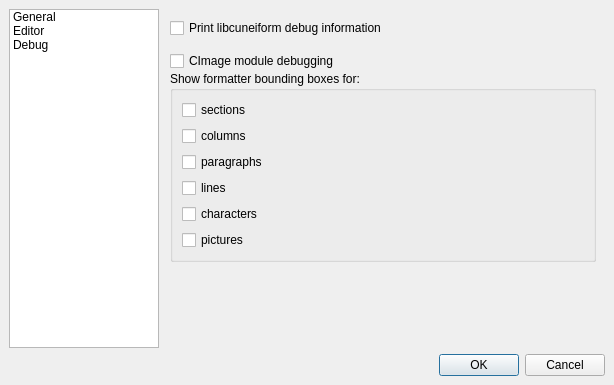
uliss/quneiform, file gui/dialogs/settings.ui: the form before one commit.
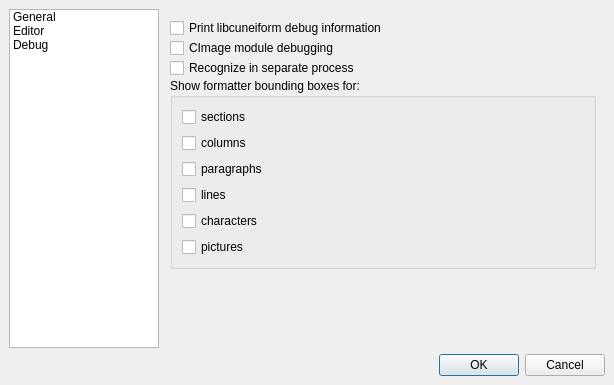
The form after the commit. Icons and pictures are not drawn. Custom widgets are drawn as their Qt base class.

Patch:
```diff
--- a/gui/dialogs/settings.ui
+++ b/gui/dialogs/settings.ui
@@ -203,22 +203,6 @@
              </property>
             </widget>
            </item>
-           <item>
-            <spacer name="verticalSpacer">
-             <property name="orientation">
-              <enum>Qt::Vertical</enum>
-             </property>
-             <property name="sizeType">
-              <enum>QSizePolicy::Fixed</enum>
-             </property>
-             <property name="sizeHint" stdset="0">
-              <size>
-               <width>20</width>
-               <height>13</height>
-              </size>
-             </property>
-            </spacer>
-           </item>
            <item>
             <widget class="QCheckBox" name="cimage_debug_">
              <property name="text">
@@ -226,6 +210,16 @@
              </property>
             </widget>
            </item>
+           <item>
+            <widget class="QCheckBox" name="processRecognition">
+             <property name="toolTip">
+              <string>Recognize in separate process, to avoid GUI crash if libcuneiform crashes. But this option makes debuggin more hard.</string>
+             </property>
+             <property name="text">
+              <string>Recognize in separate process</string>
+             </property>
+            </widget>
+           </item>
            <item>
             <widget class="QGroupBox" name="groupBox">
              <property name="sizePolicy">
```
